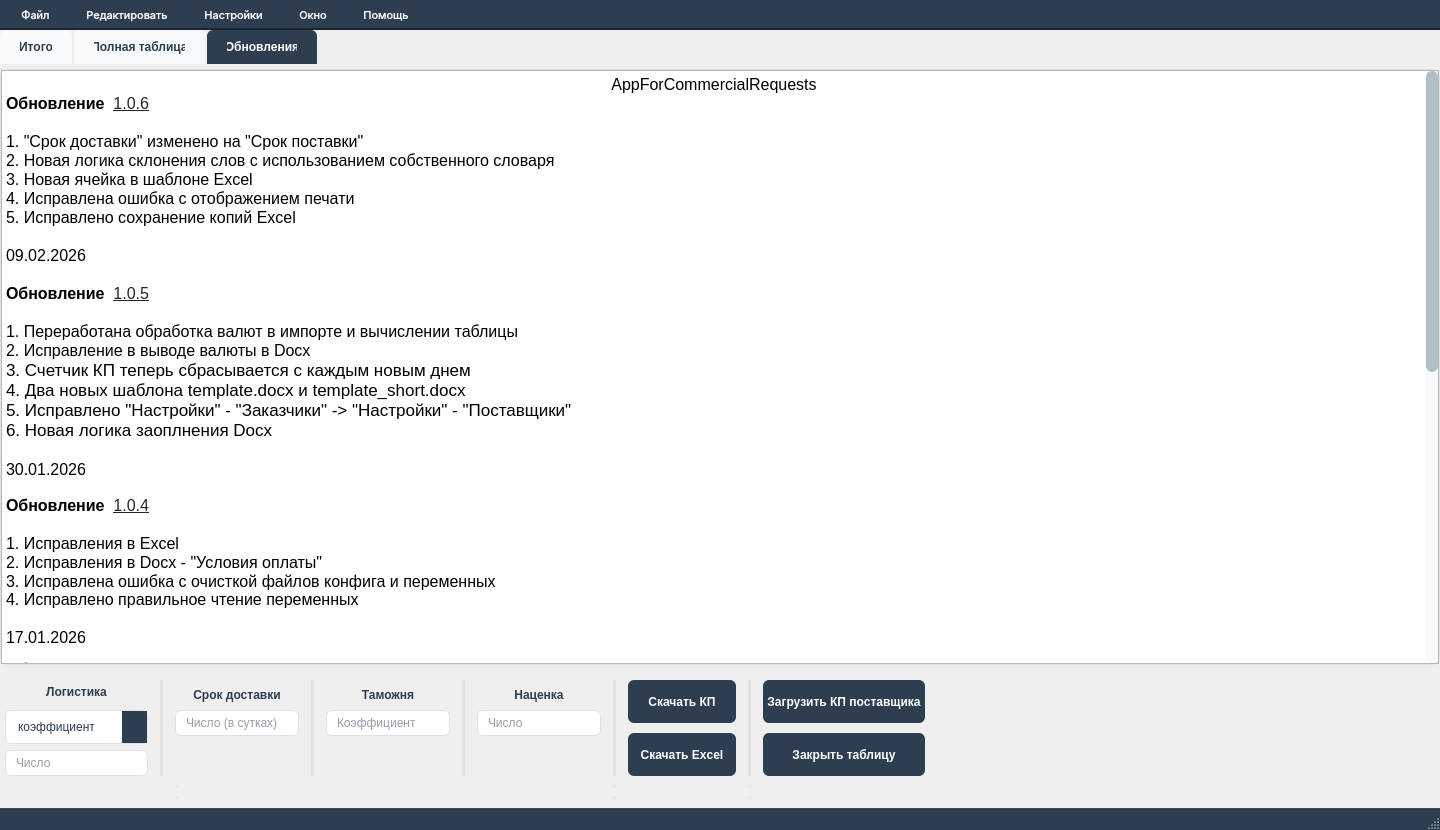
The window that ui/mainGui.ui (p4st1/AppForCommercialRequests) describes before a commit, drawn with Qt 5.
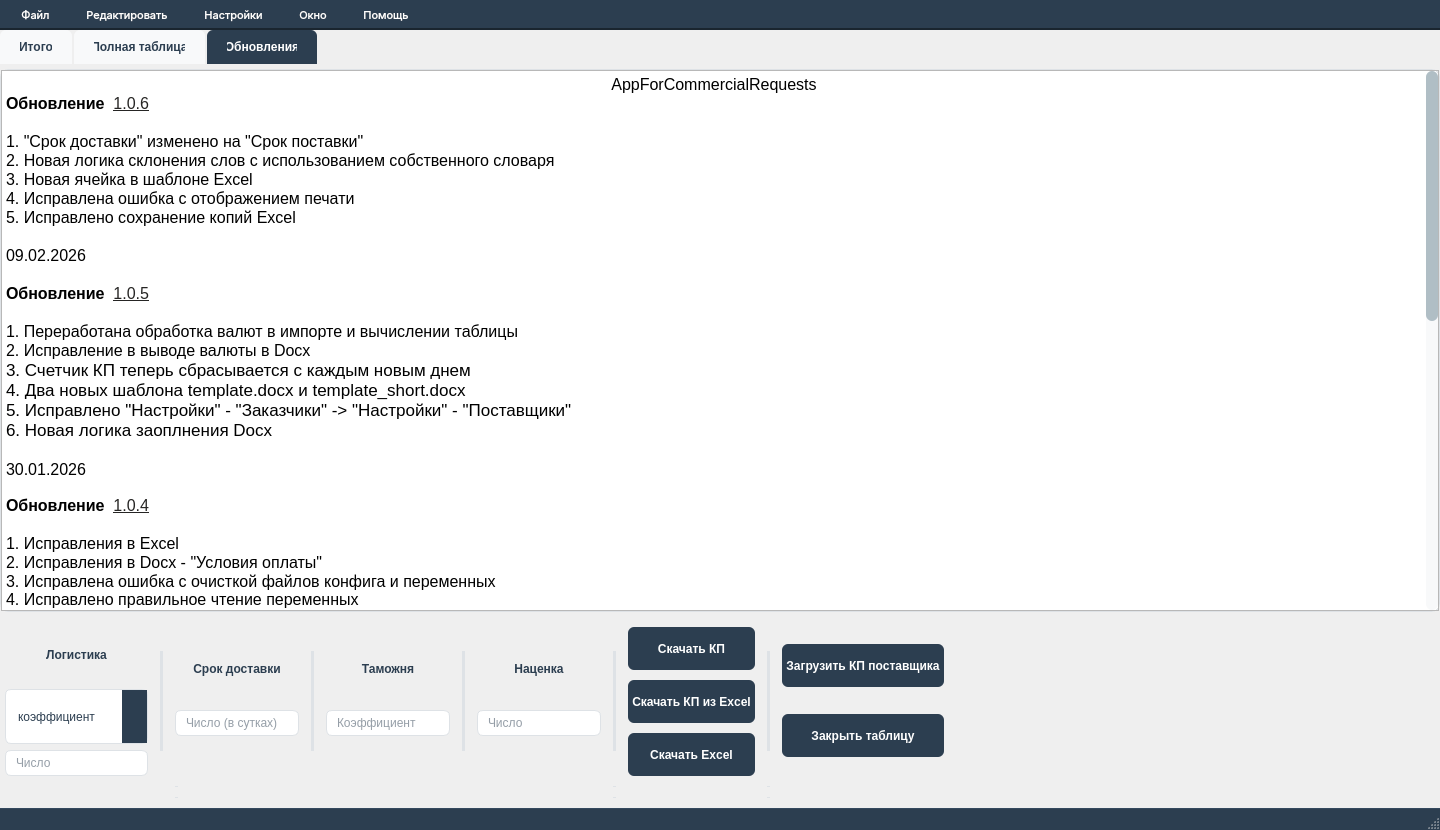
The same window after the commit. Icons and pictures are not drawn.

What changed in the file:
```diff
--- a/ui/mainGui.ui
+++ b/ui/mainGui.ui
@@ -2067,6 +2067,35 @@
           </property>
          </widget>
         </item>
+        <item>
+         <widget class="QPushButton" name="createDocFromExcelButton">
+          <property name="styleSheet">
+           <string notr="true">QPushButton {
+    background-color: #2c3e50;
+    color: white;
+    border: none;
+    padding: 4px 4px;
+    border-radius: 6px;
+    font-weight: 600;
+    font-size: 12px;
+    min-height: 35px;
+    min-width: 32px;
+}
+
+QPushButton:hover {
+    background-color: #34495e;
+    border: 1px solid #2c3e50;
+}
+
+QPushButton:pressed {
+    background-color: #1a252f;
+}</string>
+          </property>
+          <property name="text">
+           <string>Скачать КП из Excel</string>
+          </property>
+         </widget>
+        </item>
         <item>
          <widget class="QPushButton" name="createExcelButton">
           <property name="font">
```
